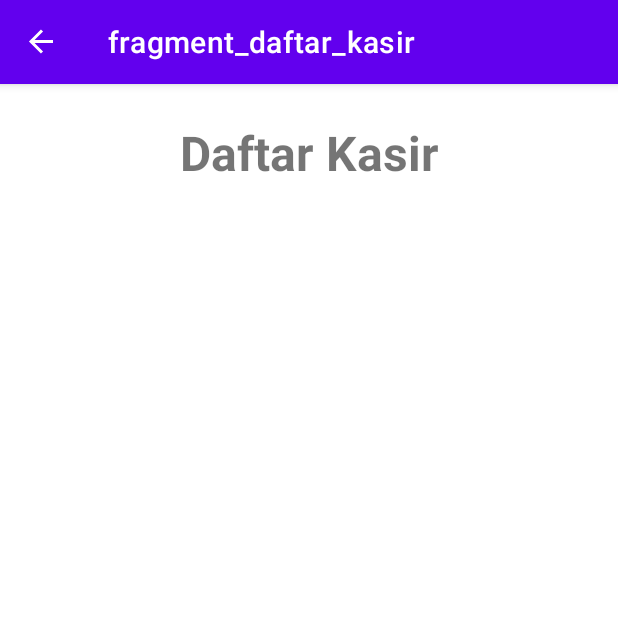
After one commit to Raihanki/Kasir-Sederhana, an Android app: the DaftarKasirFragment screen opened through its navigation route, on a phone screen of 412 x 824 dp, the top half of it. The commit adds this screen. Run offline under Robolectric (Android 15) with nearby library versions, the phone set to English and light mode, and no system bars; our stand-ins replace navigation-ui.

Commit message:
mengambil data dari internet

```diff
--- a/app/build.gradle
+++ b/app/build.gradle
@@ -55,4 +55,6 @@ dependencies {
     implementation "androidx.datastore:datastore-preferences:1.0.0"
     implementation 'androidx.lifecycle:lifecycle-runtime-ktx:2.4.1'
     implementation "androidx.lifecycle:lifecycle-livedata-ktx:2.4.1"
+    implementation 'com.squareup.retrofit2:retrofit:2.9.0'
+    implementation 'com.squareup.retrofit2:converter-scalars:2.9.0'
 }
--- a/app/src/main/AndroidManifest.xml
+++ b/app/src/main/AndroidManifest.xml
@@ -1,6 +1,8 @@
 <?xml version="1.0" encoding="utf-8"?>
 <manifest xmlns:android="http://schemas.android.com/apk/res/android"
     package="org.d3if2033.kasirsederhana">
+
+    <uses-permission android:name="android.permission.INTERNET" />
 
     <application
         android:allowBackup="true"
--- /dev/null
+++ b/app/src/main/java/org/d3if2033/kasirsederhana/network/KasirApiService.kt
@@ -0,0 +1,23 @@
+package org.d3if2033.kasirsederhana.network
+
+import retrofit2.Retrofit
+import retrofit2.converter.scalars.ScalarsConverterFactory
+import retrofit2.http.GET
+
+private const val BASE_URL = "https://raihanki.github.io/datakasir/";
+
+private val retrofit = Retrofit.Builder()
+    .addConverterFactory(ScalarsConverterFactory.create())
+    .baseUrl(BASE_URL)
+    .build()
+
+interface KasirApiService {
+    @GET("datakasir.json")
+    suspend fun getKasir(): String
+}
+
+object KasirApi {
+    val service: KasirApiService by lazy {
+        retrofit.create(KasirApiService::class.java)
+    }
+}
--- /dev/null
+++ b/app/src/main/java/org/d3if2033/kasirsederhana/ui/daftarkasir/DaftarKasirFragment.kt
@@ -0,0 +1,40 @@
+package org.d3if2033.kasirsederhana.ui.daftarkasir
+
+import android.os.Bundle
+import androidx.fragment.app.Fragment
+import android.view.LayoutInflater
+import android.view.View
+import android.view.ViewGroup
+import androidx.lifecycle.ViewModel
+import androidx.lifecycle.ViewModelProvider
+import org.d3if2033.kasirsederhana.R
+import org.d3if2033.kasirsederhana.databinding.FragmentDaftarKasirBinding
+import org.d3if2033.kasirsederhana.db.KasirDb
+import org.d3if2033.kasirsederhana.ui.histori.HistoriViewModel
+import org.d3if2033.kasirsederhana.ui.histori.HistoriViewModelFactory
+
+class DaftarKasirFragment : Fragment() {
+
+    private lateinit var binding: FragmentDaftarKasirBinding;
+
+    private val viewModel: DaftarKasirViewModel by lazy {
+        ViewModelProvider(this).get(DaftarKasirViewModel::class.java);
+    }
+
+    override fun onCreate(savedInstanceState: Bundle?) {
+        super.onCreate(savedInstanceState)
+    }
+
+    override fun onCreateView(
+        inflater: LayoutInflater, container: ViewGroup?,
+        savedInstanceState: Bundle?
+    ): View? {
+        binding = FragmentDaftarKasirBinding.inflate(layoutInflater, container, false);
+        return binding.root;
+    }
+
+    override fun onViewCreated(view: View, savedInstanceState: Bundle?) {
+        super.onViewCreated(view, savedInstanceState)
+        viewModel.getData();
+    }
+}
--- /dev/null
+++ b/app/src/main/java/org/d3if2033/kasirsederhana/ui/daftarkasir/DaftarKasirViewModel.kt
@@ -0,0 +1,33 @@
+package org.d3if2033.kasirsederhana.ui.daftarkasir
+
+import android.util.Log
+import androidx.lifecycle.LiveData
+import androidx.lifecycle.MutableLiveData
+import androidx.lifecycle.ViewModel
+import androidx.lifecycle.viewModelScope
+import kotlinx.coroutines.Dispatchers
+import kotlinx.coroutines.launch
+import org.d3if2033.kasirsederhana.model.Kasir
+import org.d3if2033.kasirsederhana.network.KasirApi
+
+class DaftarKasirViewModel : ViewModel() {
+
+    private val data = MutableLiveData<List<Kasir>>()
+    init {
+        data.value
+        retriveData()
+    }
+
+    private fun retriveData() {
+        viewModelScope.launch (Dispatchers.IO) {
+            try {
+                val result = KasirApi.service.getKasir();
+                Log.d("DaftarKasirViewModel", "Success: $result");
+            } catch (e: Exception) {
+                Log.d("DaftarKasirViewModel", "Failure: ${e.message}");
+            }
+        }
+    }
+
+    fun getData() : LiveData<List<Kasir>> = data;
+}
--- a/app/src/main/java/org/d3if2033/kasirsederhana/ui/kasir/KasirMenuFragment.kt
+++ b/app/src/main/java/org/d3if2033/kasirsederhana/ui/kasir/KasirMenuFragment.kt
@@ -66,6 +66,10 @@ class KasirMenuFragment : Fragment() {
     override fun onOptionsItemSelected(item: MenuItem): Boolean {
         if (item.itemId == R.id.menu_about) {
             findNavController().navigate(R.id.action_kasirMenuFragment_to_aboutFragment)
+            return true
+        }
+        if (item.itemId == R.id.menu_datar_kasir) {
+            findNavController().navigate(R.id.action_kasirMenuFragment_to_daftarKasirFragment)
             return true
         }
         return super.onOptionsItemSelected(item)
--- /dev/null
+++ b/app/src/main/res/drawable/ic_baseline_broken_image_24.xml
@@ -0,0 +1,5 @@
+<vector android:height="24dp" android:tint="#FFFFFF"
+    android:viewportHeight="24" android:viewportWidth="24"
+    android:width="24dp" xmlns:android="http://schemas.android.com/apk/res/android">
+    <path android:fillColor="@android:color/white" android:pathData="M21,5v6.59l-3,-3.01 -4,4.01 -4,-4 -4,4 -3,-3.01L3,5c0,-1.1 0.9,-2 2,-2h14c1.1,0 2,0.9 2,2zM18,11.42l3,3.01L21,19c0,1.1 -0.9,2 -2,2L5,21c-1.1,0 -2,-0.9 -2,-2v-6.58l3,2.99 4,-4 4,4 4,-3.99z"/>
+</vector>
--- /dev/null
+++ b/app/src/main/res/layout/fragment_daftar_kasir.xml
@@ -0,0 +1,22 @@
+<?xml version="1.0" encoding="utf-8"?>
+<androidx.constraintlayout.widget.ConstraintLayout xmlns:android="http://schemas.android.com/apk/res/android"
+    xmlns:tools="http://schemas.android.com/tools"
+    android:layout_width="match_parent"
+    android:layout_height="match_parent"
+    xmlns:app="http://schemas.android.com/apk/res-auto"
+    tools:context=".ui.daftarkasir.DaftarKasirFragment">
+
+    <TextView
+        android:layout_width="wrap_content"
+        android:layout_height="wrap_content"
+        android:id="@+id/text_title"
+        android:text="@string/daftar_kasir"
+        app:layout_constraintTop_toTopOf="parent"
+        app:layout_constraintStart_toStartOf="parent"
+        app:layout_constraintEnd_toEndOf="parent"
+        android:textStyle="bold"
+        android:textSize="32sp"
+        android:layout_marginTop="24dp" />
+
+
+</androidx.constraintlayout.widget.ConstraintLayout>
--- a/app/src/main/res/menu/options_menu.xml
+++ b/app/src/main/res/menu/options_menu.xml
@@ -5,4 +5,9 @@
         android:id="@+id/menu_about"
         android:title="@string/tentang_aplikasi"
         app:showAsAction="never" />
+
+    <item
+        android:id="@+id/menu_datar_kasir"
+        android:title="@string/daftar_kasir"
+        app:showAsAction="never" />
 </menu>
--- a/app/src/main/res/values/strings.xml
+++ b/app/src/main/res/values/strings.xml
@@ -19,4 +19,5 @@
     <string name="infoKasir">Kasir adalah orang yang bertugas untuk mengurusi dan menyimpan hasil pembayaran terutama uang, dan memasukkannya ke dalam mesin kasir. Kasir dapat ditemukan di berbagai tempat, terutama di tempat-tempat yang memiliki titik penjualan seperti di dalam toko</string>
     <string name="bagikan_template">Tanggal Pembelian : %1$s \nTotal Harga: %2$d</string>
     <string name="tentang_aplikasi">Tentang Aplikasi</string>
+    <string name="daftar_kasir">Daftar Kasir</string>
 </resources>
```
Also changed, not shown: app/src/main/java/org/d3if2033/kasirsederhana/model/Kasir.kt (added, +7 -0 lines), app/src/main/res/layout/item_daftar_kasir.xml (added, +45 -0 lines), app/src/main/res/navigation/main_navigation.xml (+12 -0 lines).
